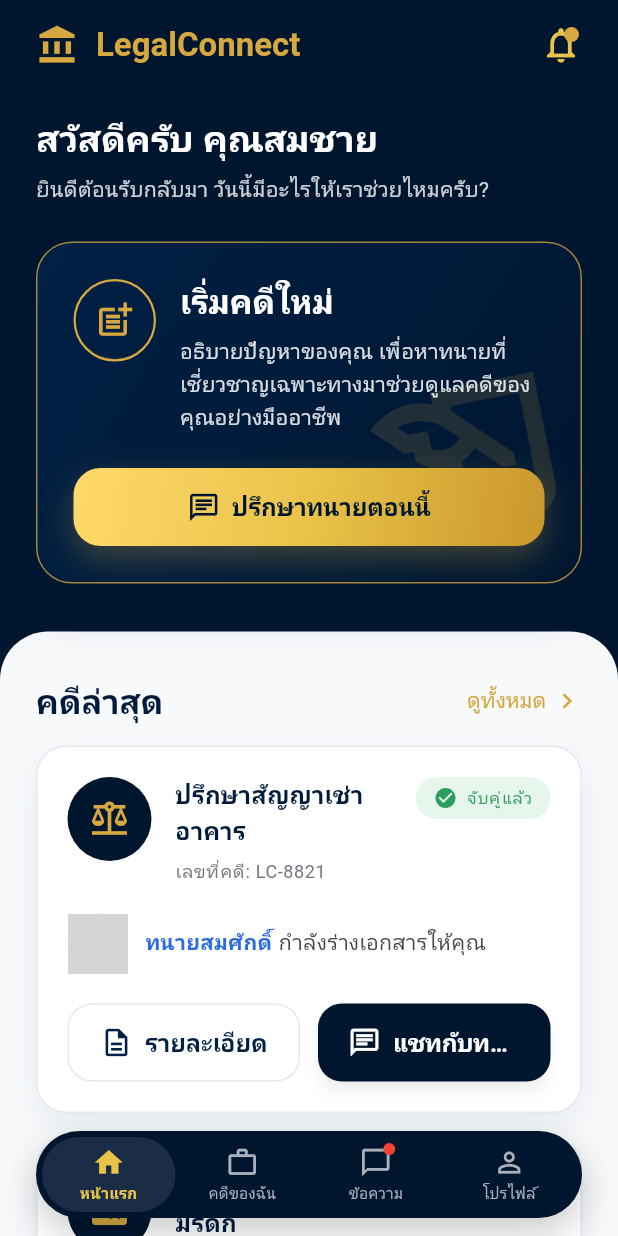
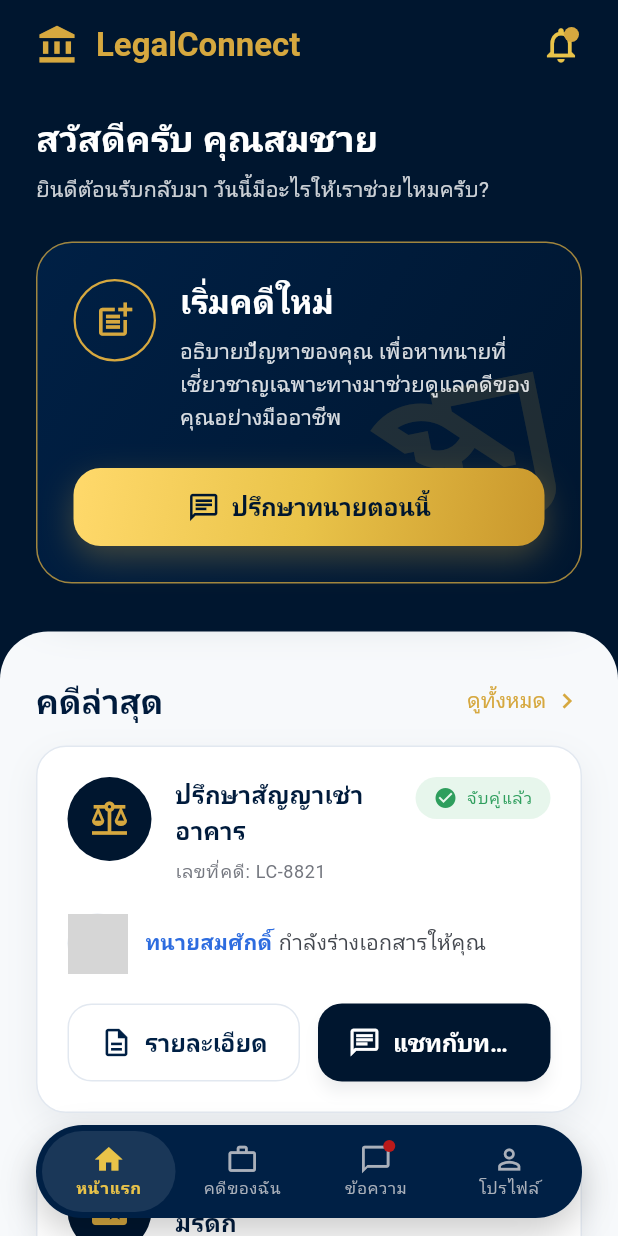
Before and after one commit to far555na/Attornium, a Flutter app: the screen it shows after launch, on a phone screen of 412 x 824 dp. Run offline on Flutter 3.47's test engine with Material 3 defaults, Android fonts, the phone set to English and light mode, and no system bars; our stand-ins replace flutter_riverpod, freezed_annotation, go_router, google_fonts, riverpod_annotation; generated files the repository leaves out were written again; network calls fail; grey boxes are pictures that could not be loaded.

Commit message:
feat: use theme in bottom nav bar

```diff
--- a/lib/core/theme/app_colors.dart
+++ b/lib/core/theme/app_colors.dart
@@ -38,4 +38,7 @@ class AppColors {
   static const Color hint = Color(0xFF9AA0A6);
   static const Color disabled = Color(0xFFE6E8EA);
   static const Color unselectedIcon = Color(0xFFAAB0BA);
+  static const Color navSelectedBg = Color(
+    0x1AFFFFFF,
+  ); // Colors.white.withValues(alpha: 0.1)
 }
--- a/lib/core/theme/app_spacing.dart
+++ b/lib/core/theme/app_spacing.dart
@@ -1,6 +1,7 @@
 class AppSpacing {
   AppSpacing._();
 
+  static const double xxs = 2.0;
   static const double xs = 4.0;
   static const double sm = 8.0;
   static const double md = 12.0;
--- a/lib/features/home/presentation/pages/home_page.dart
+++ b/lib/features/home/presentation/pages/home_page.dart
@@ -123,6 +123,8 @@ class HomePage extends ConsumerWidget {
                 ),
               ),
               clipBehavior: Clip.antiAlias,
+              child: SingleChildScrollView(
+                physics: const NeverScrollableScrollPhysics(),
                 child: Padding(
                   padding: const EdgeInsets.fromLTRB(
                     AppSpacing.xxl,
@@ -171,7 +173,9 @@ class HomePage extends ConsumerWidget {
                       else
                         ...homeState.recentCases.map(
                           (caseEntity) => Padding(
-                          padding: const EdgeInsets.only(bottom: AppSpacing.lg),
+                            padding: const EdgeInsets.only(
+                              bottom: AppSpacing.lg,
+                            ),
                             child: RecentCaseCard(
                               title: caseEntity.title,
                               caseId: caseEntity.caseId,
@@ -194,6 +198,7 @@ class HomePage extends ConsumerWidget {
                 ),
               ),
             ),
+          ),
         ],
       ),
     );
--- a/lib/features/main/presentation/widgets/custom_bottom_nav_bar.dart
+++ b/lib/features/main/presentation/widgets/custom_bottom_nav_bar.dart
@@ -32,7 +32,7 @@ class CustomBottomNavBar extends StatelessWidget {
             vertical: AppSpacing.xs,
           ),
           decoration: BoxDecoration(
-            color: AppColors.navy900,
+            color: AppColors.navy800,
             borderRadius: AppRadius.rounded,
             boxShadow: AppShadows.bottomNav,
           ),
@@ -90,19 +90,17 @@ class CustomBottomNavBar extends StatelessWidget {
     final theme = Theme.of(context).bottomNavigationBarTheme;
     final selectedColor = theme.selectedItemColor ?? AppColors.gold400;
     final unselectedColor =
-        theme.unselectedItemColor ?? const Color(0xFFAAB0BA);
+        theme.unselectedItemColor ?? AppColors.unselectedIcon;
 
     return Expanded(
       child: GestureDetector(
         behavior: HitTestBehavior.opaque,
         onTap: () => _onTap(context, index),
         child: Container(
-          padding: const EdgeInsets.symmetric(vertical: 6.0),
+          padding: const EdgeInsets.symmetric(vertical: AppSpacing.sm),
           decoration: BoxDecoration(
-            color: isSelected
-                ? Colors.white.withValues(alpha: 0.1)
-                : Colors.transparent,
-            borderRadius: BorderRadius.circular(32),
+            color: isSelected ? AppColors.navSelectedBg : Colors.transparent,
+            borderRadius: AppRadius.giantRadius,
           ),
           child: Column(
             mainAxisSize: MainAxisSize.min,
@@ -123,19 +121,17 @@ class CustomBottomNavBar extends StatelessWidget {
                         width: 8,
                         height: 8,
                         decoration: const BoxDecoration(
-                          color: Colors.red,
+                          color: AppColors.error,
                           shape: BoxShape.circle,
                         ),
                       ),
                     ),
                 ],
               ),
-              const SizedBox(height: 2),
+              // const SizedBox(height: AppSpacing.xxs),
               Text(
                 label,
-                style: TextStyle(
-                  fontFamily: theme.selectedLabelStyle?.fontFamily,
-                  fontSize: 10,
+                style: Theme.of(context).textTheme.labelSmall?.copyWith(
                   fontWeight: isSelected ? FontWeight.w700 : FontWeight.w500,
                   color: isSelected ? selectedColor : unselectedColor,
                 ),
```
Lines whose indentation alone changed are shown as unchanged.
